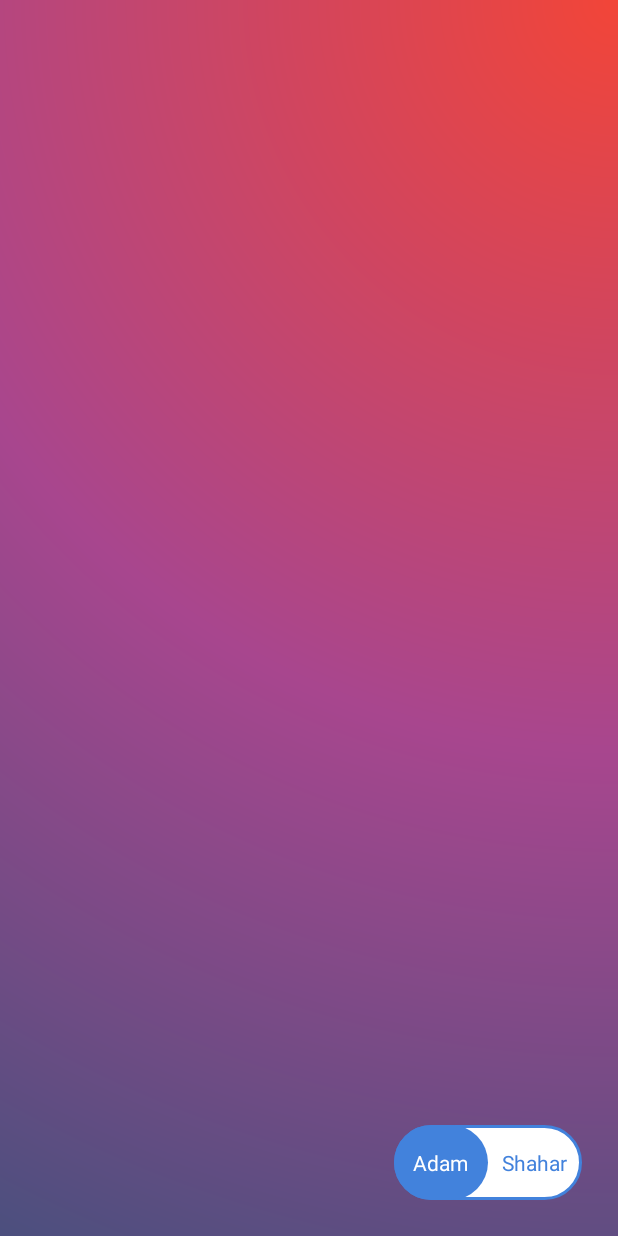
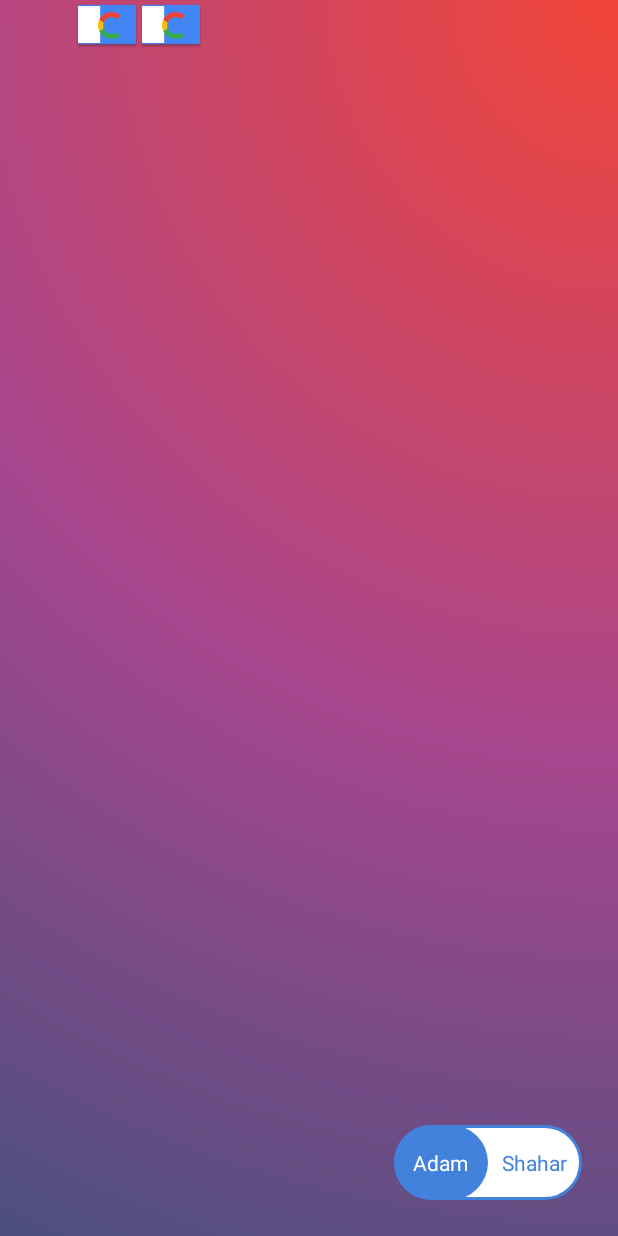
Before and after one commit to Adam-Zborovsky/MLL_Virtual_Closet, an Android app built with Jetpack Compose: the screen it shows after launch (MainActivity), on a phone screen of 412 x 824 dp. Run offline under Robolectric (Android 15) with nearby library versions, the phone set to English and light mode, and no system bars; our stand-ins replace Firebase (no records; nobody signed in at launch, a user with empty details on screens opened directly).

Commit message:
Revert "1"
This reverts commit f6afc1df4cb9507985ef4af2cf415ef91d4c9380.

```diff
--- a/app/build.gradle.kts
+++ b/app/build.gradle.kts
@@ -61,8 +61,12 @@ dependencies {
     implementation("androidx.compose.material3:material3")
     implementation("androidx.appcompat:appcompat:1.6.1")
     implementation("androidx.activity:activity-compose:1.8.1")
+    implementation(platform("com.google.firebase:firebase-bom:32.6.0"))
+    implementation("com.google.firebase:firebase-storage:20.3.0")
+    implementation("com.firebaseui:firebase-ui-storage:7.2.0")
     implementation("androidx.activity:activity-compose:1.8.1")
     implementation("com.google.android.material:material:1.10.0")
+    implementation("com.google.firebase:firebase-firestore:24.10.0")
     implementation("androidx.activity:activity-ktx:1.8.1")
     implementation("androidx.drawerlayout:drawerlayout:1.2.0")
     testImplementation("junit:junit:4.13.2")
--- /dev/null
+++ b/app/src/main/java/com/example/myapplication/Functions.kt
@@ -0,0 +1 @@
+package com.example.myapplication
--- a/app/src/main/java/com/example/myapplication/MainActivity.kt
+++ b/app/src/main/java/com/example/myapplication/MainActivity.kt
@@ -2,12 +2,14 @@ package com.example.myapplication
 
 import android.app.AlertDialog
 import android.content.Intent
+import android.graphics.drawable.Drawable
 import android.net.Uri
 import android.os.Bundle
 import android.provider.MediaStore
 import android.util.Log
 import android.view.LayoutInflater
 import android.widget.EditText
+import android.widget.LinearLayout
 import android.widget.RelativeLayout
 import android.widget.TextView
 import androidx.activity.ComponentActivity
@@ -15,18 +17,29 @@ import androidx.activity.result.contract.ActivityResultContracts
 import androidx.appcompat.widget.SwitchCompat
 import androidx.core.content.ContextCompat
 import androidx.core.content.res.ResourcesCompat
-import androidx.recyclerview.widget.RecyclerView
+import androidx.drawerlayout.widget.DrawerLayout
+import com.bumptech.glide.request.transition.Transition
+import com.bumptech.glide.Glide
+import com.bumptech.glide.request.target.CustomTarget
 import com.google.android.material.button.MaterialButton
 import com.google.android.material.navigation.NavigationView
+import com.google.firebase.Firebase
+import com.google.firebase.firestore.firestore
+import com.google.firebase.storage.storage
 
 
 class MainActivity : ComponentActivity() {
+    private var storageRef = Firebase.storage.reference
+    private var db = Firebase.firestore
     private var uri: Uri? = null
     override fun onCreate(savedInstanceState: Bundle?) {
         super.onCreate(savedInstanceState)
         setContentView(R.layout.activity_main)
+        val scrollView = findViewById<LinearLayout>(R.id.linearLayout)
+        val naviview = findViewById<NavigationView>(R.id.naviView)
+        showOnScreen(scrollView, naviview)
 
-        val naviview = findViewById<NavigationView>(R.id.naviView)
+        val drawerLayout = findViewById<DrawerLayout>(R.id.drawerLayout)
         val uploadButton = findViewById<MaterialButton>(R.id.uploadBT)
         val switchOnOff = findViewById<SwitchCompat>(R.id.switchOnOff)
         val containerRL = findViewById<RelativeLayout>(R.id.idRLContainer)
@@ -73,6 +86,7 @@ class MainActivity : ComponentActivity() {
         }
 
     }
+
     private fun metaOfFile(){
         val builder = AlertDialog.Builder(this)
         val inflater: LayoutInflater = layoutInflater
@@ -85,11 +99,73 @@ class MainActivity : ComponentActivity() {
         builder.setView(dialogLayout)
         builder.setPositiveButton("Ok") { _, _ ->
             Log.d("Main", "Positive button clicked")
-//            val metadata: ArrayList<Any> = arrayListOf(name.text.toString(), adamLike.text.toString(), shaharLike.text.toString() ,typeOfCloths.isChecked)
+            val metadata: ArrayList<Any> = arrayListOf(name.text.toString(), adamLike.text.toString(), shaharLike.text.toString() ,typeOfCloths.isChecked)
+            uploadFile(metadata)
         }
         builder.setNegativeButton("Cancel") { _, _ ->
             Log.d("Main", "Negative button clicked")}
         builder.show()
     }
 
+    private fun uploadFile(metadata: ArrayList<Any>) {
+        if (uri != null) {
+            val folder = if (metadata[3] as Boolean){"Shirts"} else{"Pants"}
+            val ref = storageRef.child(folder +"/"+ metadata[0].toString())
+            val uploadTask = ref.putFile(uri!!)
+            uploadTask.addOnSuccessListener { Log.d("Upload To Storage", "Success") }
+                .addOnFailureListener{Log.e("Upload To Storage", "Failed")}
+            uploadTask.continueWithTask {
+                ref.downloadUrl
+            }.addOnCompleteListener { task ->
+                if (task.isSuccessful) {
+                    val downloadUri = task.result
+                    db.collection(folder).document(metadata[0].toString())
+                        .set(hashMapOf("URL" to downloadUri, "AdamLikes" to metadata[1].toString().toInt(), "ShaharLikes" to metadata[2].toString().toInt()))
+
+                        .addOnSuccessListener {Log.d(  "Upload To Database","DocumentSnapshot successfully written!")}
+                        .addOnFailureListener { Log.e("Upload To Database", "Error writing document") }
+                }
+            }
+        }
+    }
+
+    private fun showOnScreen(scrollView: LinearLayout, naviview: NavigationView) {
+        val items = mutableListOf<MutableMap<String, Any>>()
+        db.collection("Shirts")
+            .get()
+            .addOnSuccessListener { result ->
+                for (document in result) {
+                    items.add(document.data)
+                    val textView = TextView(this)
+                    textView.text = "Hello, Kotlin TextView!"
+                    textView.layoutParams = LinearLayout.LayoutParams(
+                        LinearLayout.LayoutParams.WRAP_CONTENT,
+                        LinearLayout.LayoutParams.WRAP_CONTENT
+                    )
+
+                    Glide.with(this)
+                        .asDrawable()
+                        .load(document.data["URL"])
+                        .into(object : CustomTarget<Drawable>() {
+                            override fun onResourceReady(
+                                resource: Drawable,
+                                transition: Transition<in Drawable>?
+                            ) {
+                                // Set the loaded drawable to the TextView
+                                textView.setCompoundDrawablesWithIntrinsicBounds(null, resource, null, null)
+                            }
+
+                            override fun onLoadCleared(placeholder: Drawable?) {
+                                // Handle case where the image loading was canceled
+                            }
+                        })
+
+                    scrollView.addView(textView)
+                }
+            }
+            .addOnFailureListener { exception ->
+                 Log.d("Error getting documents: ", exception.toString())
+            }
+
+    }
 }
--- a/app/src/main/res/layout/activity_main.xml
+++ b/app/src/main/res/layout/activity_main.xml
@@ -19,12 +19,36 @@
             android:layout_width="match_parent"
             android:layout_height="match_parent">
 
-            <androidx.recyclerview.widget.RecyclerView
-                android:id="@+id/recyclerView"
+            <ScrollView
                 android:layout_width="match_parent"
-                android:layout_height="match_parent">
+                android:layout_height="match_parent"
+                tools:ignore="SpeakableTextPresentCheck">
 
-            </androidx.recyclerview.widget.RecyclerView>
+                <LinearLayout
+                    android:id="@+id/linearLayout"
+                    android:layout_width="match_parent"
+                    android:layout_height="wrap_content"
+                    android:orientation="vertical">
+
+                    <LinearLayout
+                        android:layout_width="match_parent"
+                        android:layout_height="wrap_content"
+                        android:orientation="horizontal">
+                            <TextView
+                                android:layout_width="wrap_content"
+                                android:layout_height="wrap_content"
+                                android:layout_marginStart="50dp"
+                                android:drawableTop="@drawable/common_google_signin_btn_text_dark"/>
+
+                        <TextView
+                            android:layout_width="wrap_content"
+                            android:layout_height="wrap_content"
+                            android:layout_marginEnd="8dp"
+                            android:drawableTop="@drawable/common_google_signin_btn_text_dark" />
+
+                    </LinearLayout>
+                </LinearLayout>
+            </ScrollView>
 
             <RelativeLayout
                 android:layout_width="125dp"
```
Also changed, not shown: app/src/main/java/com/example/myapplication/model/Cloths.kt (deleted, +0 -8 lines).
